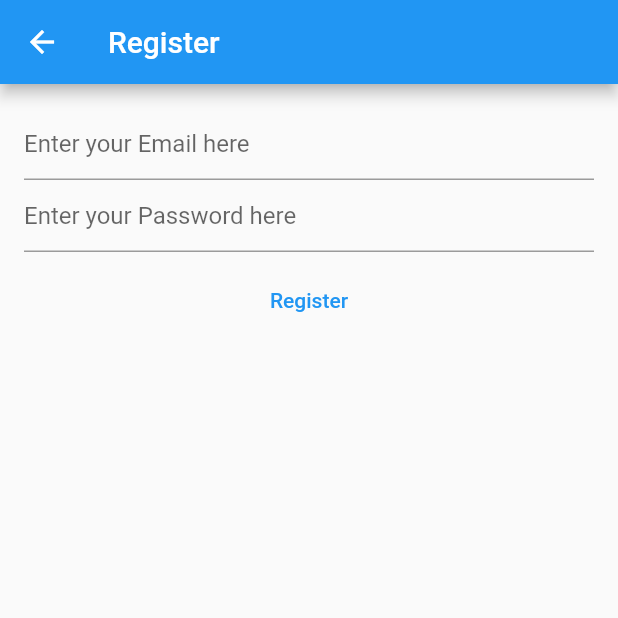
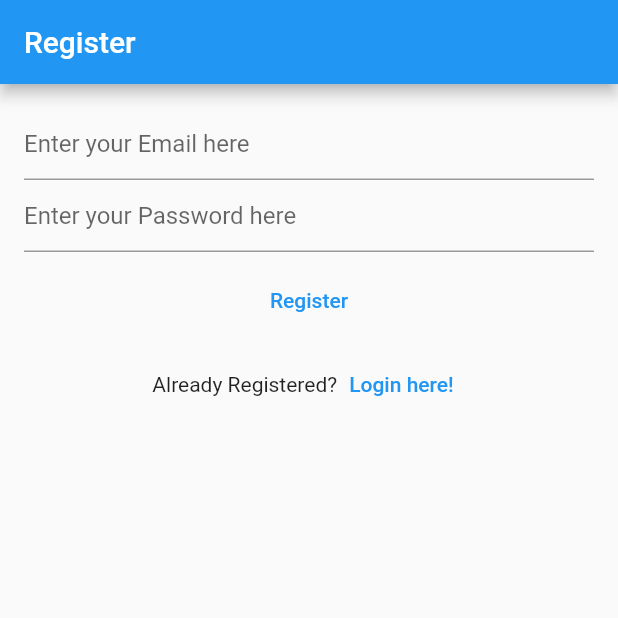
Before and after one commit to chidambaraselvan/flutter_first_demo_app, a Flutter app: the RegisterView screen opened directly, on a phone screen of 412 x 824 dp, the top half of it. Run offline on Flutter 3.47's test engine with Material 2 defaults, Android fonts, the phone set to English and light mode, and no system bars; our stand-ins replace firebase_auth, firebase_core; accounts and stored records are empty.

```diff
--- a/lib/views/register_view.dart
+++ b/lib/views/register_view.dart
@@ -1,8 +1,5 @@
 import 'package:flutter/material.dart';
-import 'package:firebase_core/firebase_core.dart';
 import 'package:firebase_auth/firebase_auth.dart';
-
-import '../firebase_options.dart';
 
 class RegisterView extends StatefulWidget {
   const RegisterView({Key? key}) : super(key: key);
@@ -37,14 +34,7 @@
       ),
       body: Padding(
         padding: const EdgeInsets.all(16.0),
-        child: FutureBuilder(
-          future: Firebase.initializeApp(
-            options: DefaultFirebaseOptions.currentPlatform,
-          ),
-          builder: (context, snapshot) {
-            switch (snapshot.connectionState) {
-              case ConnectionState.done:
-                return Column(
+        child: Column(
           children: [
             TextField(
               controller: _email,
@@ -86,17 +76,25 @@
                           print('invalid email');
                         }
                       }
-
                     },
                     child: const Text('Register')),
               ),
+            ),
+            Row(
+              mainAxisAlignment: MainAxisAlignment.center,
+              children: [
+                const Text('Already Registered?'),
+                TextButton(
+                    onPressed: () {
+                      Navigator.of(context).pushNamedAndRemoveUntil(
+                        '/login/',
+                        (route) => false,
+                      );
+                    },
+                    child: const Text('Login here!'))
+              ],
             )
           ],
-                );
-              default:
-                return const Text('Loading...');
-            }
-          },
         ),
       ),
     );
```
Also changed, not shown: lib/main.dart (+14 -57 lines), lib/views/login_view.dart (+18 -20 lines), lib/views/verify_email_view.dart (added, +34 -0 lines). Lines whose indentation alone changed are shown as unchanged.
